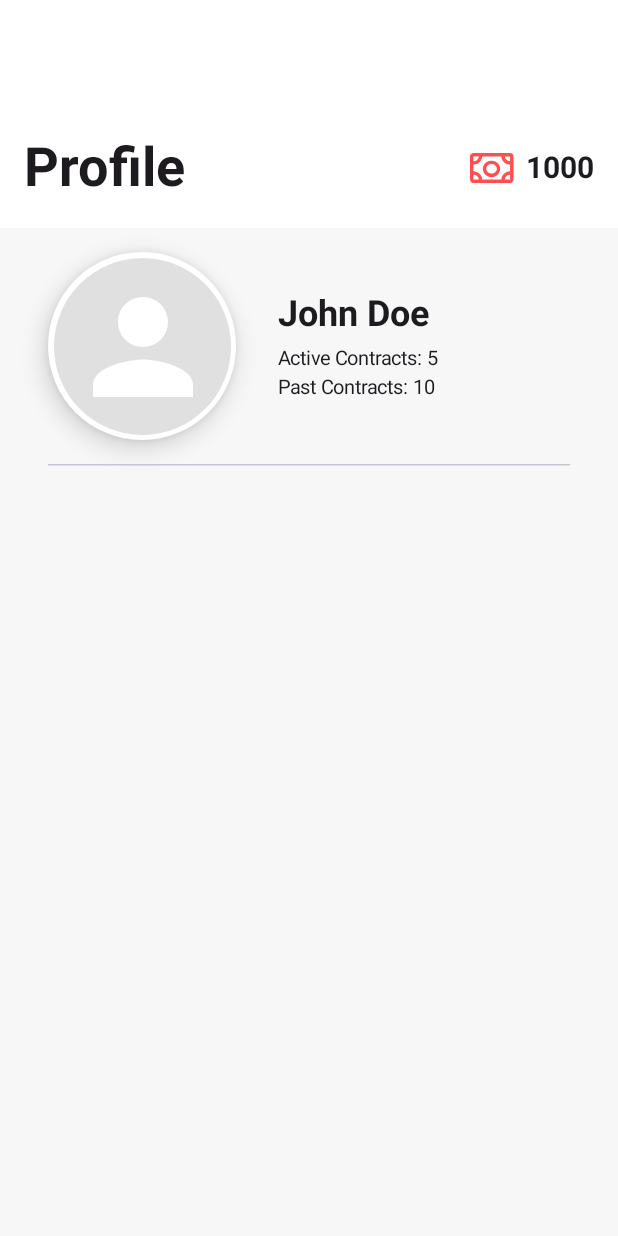
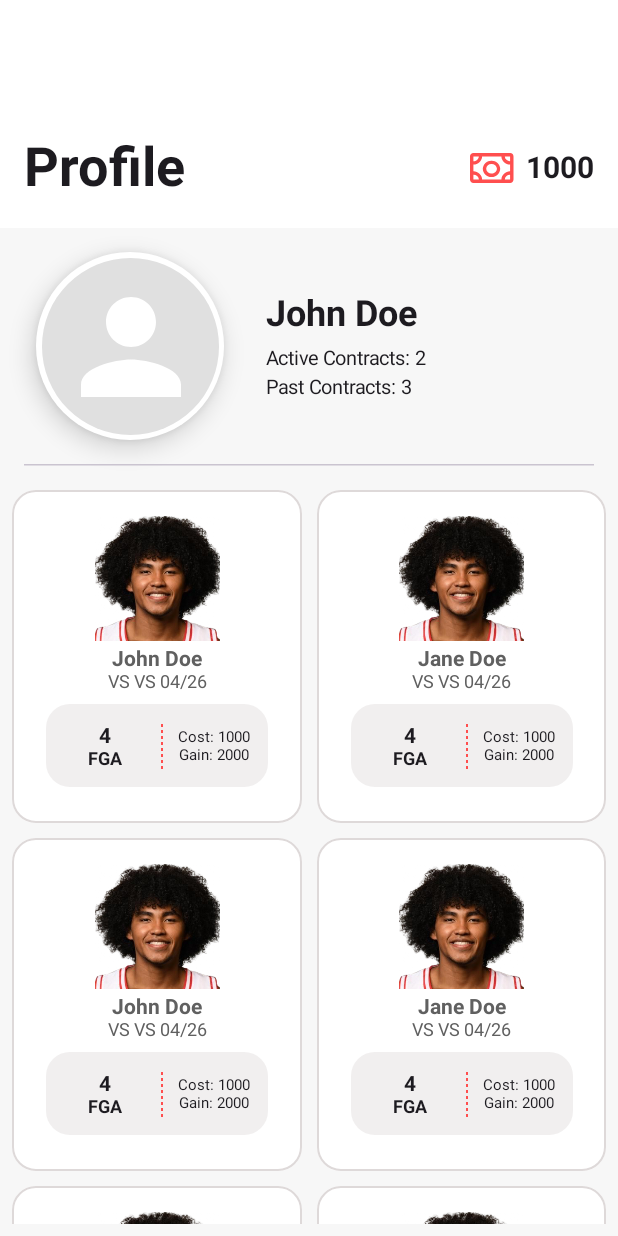
Before and after one commit to cuappdev/all-in-android, an Android app built with Jetpack Compose: the @Preview function ProfileScreenPreview, on a phone screen of 412 x 824 dp. Run offline under Robolectric (Android 15) with nearby library versions, the phone set to English and light mode, and no system bars.

Commit message:
finished basic profile screen uI

```diff
--- /dev/null
+++ b/app/src/main/java/com/appdev/all_in_android/models/Contract.kt
@@ -0,0 +1,12 @@
+package com.appdev.all_in_android.models
+
+data class Contract (
+    val id: String,
+    val playerName: String,
+    val playerImageId: Int,
+    val dateOfGame: String,
+    val actionQuantity: Int,
+    val actionType: String,
+    val cost: Int,
+    val gain: Int
+)
--- a/app/src/main/java/com/appdev/all_in_android/ui/components/general/PlayerCard.kt
+++ b/app/src/main/java/com/appdev/all_in_android/ui/components/general/PlayerCard.kt
@@ -15,6 +15,7 @@ import androidx.compose.foundation.layout.padding
 import androidx.compose.foundation.layout.size
 import androidx.compose.foundation.layout.width
 import androidx.compose.foundation.shape.RoundedCornerShape
+import androidx.compose.material3.CardDefaults
 import androidx.compose.material3.OutlinedCard
 import androidx.compose.material3.Text
 import androidx.compose.runtime.Composable
@@ -47,10 +48,16 @@ fun PlayerCard(
 ) {
 
     OutlinedCard(
+        colors = CardDefaults.cardColors(
+            containerColor = Color.White,
+        ),
+        shape = RoundedCornerShape(16.dp),
         modifier = Modifier
             .width(181.dp)
             .height(222.dp),
-        border = BorderStroke(width = 1.dp, color = Color(0xFF606060))
+        border = BorderStroke(width = 1.dp, color = Color(0xFFDED9D9)),
+
+
     )
     {
         Column(
--- a/app/src/main/java/com/appdev/all_in_android/ui/screens/ProfileScreen.kt
+++ b/app/src/main/java/com/appdev/all_in_android/ui/screens/ProfileScreen.kt
@@ -8,6 +8,9 @@ import androidx.compose.foundation.layout.Row
 import androidx.compose.foundation.layout.fillMaxSize
 import androidx.compose.foundation.layout.fillMaxWidth
 import androidx.compose.foundation.layout.padding
+import androidx.compose.foundation.lazy.grid.GridCells
+import androidx.compose.foundation.lazy.grid.LazyVerticalGrid
+import androidx.compose.foundation.lazy.grid.items
 import androidx.compose.material3.HorizontalDivider
 import androidx.compose.material3.Scaffold
 import androidx.compose.material3.Text
@@ -19,17 +22,21 @@ import androidx.compose.ui.text.font.FontWeight
 import androidx.compose.ui.tooling.preview.Preview
 import androidx.compose.ui.unit.dp
 import androidx.compose.ui.unit.sp
+import com.appdev.all_in_android.R
+import com.appdev.all_in_android.models.Contract
 import com.appdev.all_in_android.ui.components.general.AllInTopBar
+import com.appdev.all_in_android.ui.components.general.PlayerCard
 import com.appdev.all_in_android.ui.components.profile.PhotoPicker
 
 @Composable
 fun ProfileScreen(
-    userName : String = "",
+    userName: String = "",
     money: Int = 0,
     imageUri: Uri? = null,
     onPhotoSelected: (Uri) -> Unit = {},
     numActiveContracts: Int = 0,
-    numPastContracts: Int = 0
+    numPastContracts: Int = 0,
+    contracts: List<Contract> = emptyList()
 ) {
     Scaffold(
         topBar = { AllInTopBar(title = "Profile", money = money) },
@@ -41,11 +48,11 @@ fun ProfileScreen(
                 .background(Color(0xFFF7F7F7))
                 .padding(
                     top = innerPadding.calculateTopPadding() + 16.dp,
-                    start = 32.dp,
-                    end = 32.dp
+                    start = 8.dp,
+                    end = 8.dp
                 ),
             verticalArrangement = Arrangement.spacedBy(16.dp)
-        ){
+        ) {
             ProfileHeader(
                 imageUri = imageUri,
                 onPhotoSelected = onPhotoSelected,
@@ -54,34 +61,57 @@ fun ProfileScreen(
                 numPastContracts = numPastContracts
             )
 
-            HorizontalDivider()
+            HorizontalDivider(
+                modifier = Modifier.padding(horizontal = 8.dp)
+            )
 
+            LazyVerticalGrid(
+                columns = GridCells.Fixed(2),
+                horizontalArrangement = Arrangement.spacedBy(10.dp),
+                verticalArrangement = Arrangement.spacedBy(10.dp),
+                modifier = Modifier
+                    .fillMaxWidth()
+                    .padding(bottom = 8.dp)
+            ) {
+                items(contracts) { contract ->
+                    PlayerCard(
+                        playerImageId = contract.playerImageId,
+                        playerName = contract.playerName,
+                        dateOfGame = contract.dateOfGame,
+                        actionQuantity = contract.actionQuantity,
+                        actionType = contract.actionType,
+                        cost = contract.cost,
+                        gain = contract.gain
+                    )
+                }
+            }
         }
     }
 
 }
 
 @Composable
-private fun ProfileHeader(
+fun ProfileHeader(
     imageUri: Uri? = null,
     onPhotoSelected: (Uri) -> Unit,
     name: String = "",
     numActiveContracts: Int = 0,
     numPastContracts: Int = 0
-
 ) {
     Row(
-        modifier = Modifier.fillMaxWidth(),
+        modifier = Modifier
+            .fillMaxWidth()
+            .padding(horizontal = 16.dp),
         verticalAlignment = Alignment.CenterVertically,
         horizontalArrangement = Arrangement.spacedBy(28.dp)
-    ){
+    ) {
         PhotoPicker(
             imageUri = imageUri,
             onPhotoSelected = onPhotoSelected
         )
         Column(
             verticalArrangement = Arrangement.spacedBy(8.dp)
-        ){
+        ) {
             Text(
                 text = name,
                 fontSize = 24.sp,
@@ -90,7 +120,7 @@ private fun ProfileHeader(
             Column(
                 verticalArrangement = Arrangement.spacedBy(4.dp)
 
-            ){
+            ) {
                 Text(
                     text = "Active Contracts: $numActiveContracts",
                     fontSize = 13.sp
@@ -108,10 +138,74 @@ private fun ProfileHeader(
 @Preview(showBackground = true)
 @Composable
 fun ProfileScreenPreview() {
+    val contracts = listOf<Contract>(
+        Contract(
+            "1",
+            "John Doe",
+            R.drawable.player_photo,
+            "VS 04/26",
+            4,
+            "FGA",
+            1000,
+            2000
+        ),
+        Contract(
+            "2",
+            "Jane Doe",
+            R.drawable.player_photo,
+            "VS 04/26",
+            4,
+            "FGA",
+            1000,
+            2000
+        ),
+        Contract(
+            "3",
+            "John Doe",
+            R.drawable.player_photo,
+            "VS 04/26",
+            4,
+            "FGA",
+            1000,
+            2000
+        ),
+        Contract(
+            "4",
+            "Jane Doe",
+            R.drawable.player_photo,
+            "VS 04/26",
+            4,
+            "FGA",
+            1000,
+            2000
+        ),
+        Contract(
+            "5",
+            "John Doe",
+            R.drawable.player_photo,
+            "VS 04/26",
+            4,
+            "FGA",
+            1000,
+            2000
+        ),
+        Contract(
+            "6",
+            "Jane Doe",
+            R.drawable.player_photo,
+            "VS 04/26",
+            4,
+            "FGA",
+            1000,
+            2000
+        ),
+
+        )
     ProfileScreen(
         userName = "John Doe",
         money = 1000,
-        numActiveContracts = 5,
-        numPastContracts = 10
+        numActiveContracts = 2,
+        numPastContracts = 3,
+        contracts = contracts
     )
 }
```
